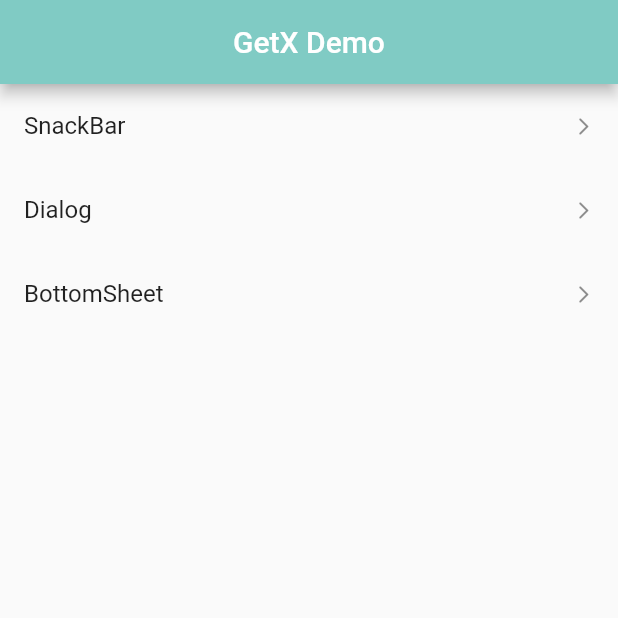
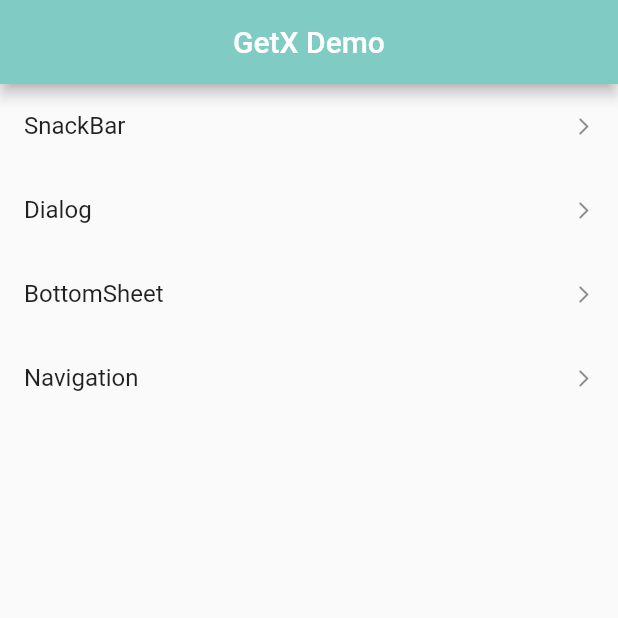
Before and after one commit to Guojx123/getX_flutter, a Flutter app: the screen it shows after launch, on a phone screen of 412 x 824 dp, the top half of it. Run offline on Flutter 3.47's test engine with Material 2 defaults, Android fonts, the phone set to English and light mode, and no system bars; our stand-ins replace get.

Commit message:
add Navigation

```diff
--- a/lib/demo_list.dart
+++ b/lib/demo_list.dart
@@ -21,8 +21,13 @@ List<Map> demoList = [
     "file": ShowDialog(),
   },
   {
-    "id": 1,
+    "id": 2,
     "name": "BottomSheet",
     "file": ShowBottomSheet(),
   },
+  {
+    "id": 3,
+    "name": "Navigation",
+    "file": NavigationDemo(),
+  },
 ];
--- a/lib/widget/details_widget.dart
+++ b/lib/widget/details_widget.dart
@@ -16,7 +16,9 @@ class DetailsWidget extends StatelessWidget {
         title: Text(title),
         centerTitle: true,
       ),
-      body: widget,
+      body: Center(
+        child: widget,
+      ),
     );
   }
 }
--- a/lib/widget/ease_import.dart
+++ b/lib/widget/ease_import.dart
@@ -3,3 +3,4 @@
 export 'showDialog.dart';
 export 'showSnackBar.dart';
 export 'showBottomSheet.dart';
+export 'navigation_demo.dart';
```
Also changed, not shown: lib/widget/demo_home.dart (added, +36 -0 lines), lib/widget/navigation_demo.dart (added, +35 -0 lines).
